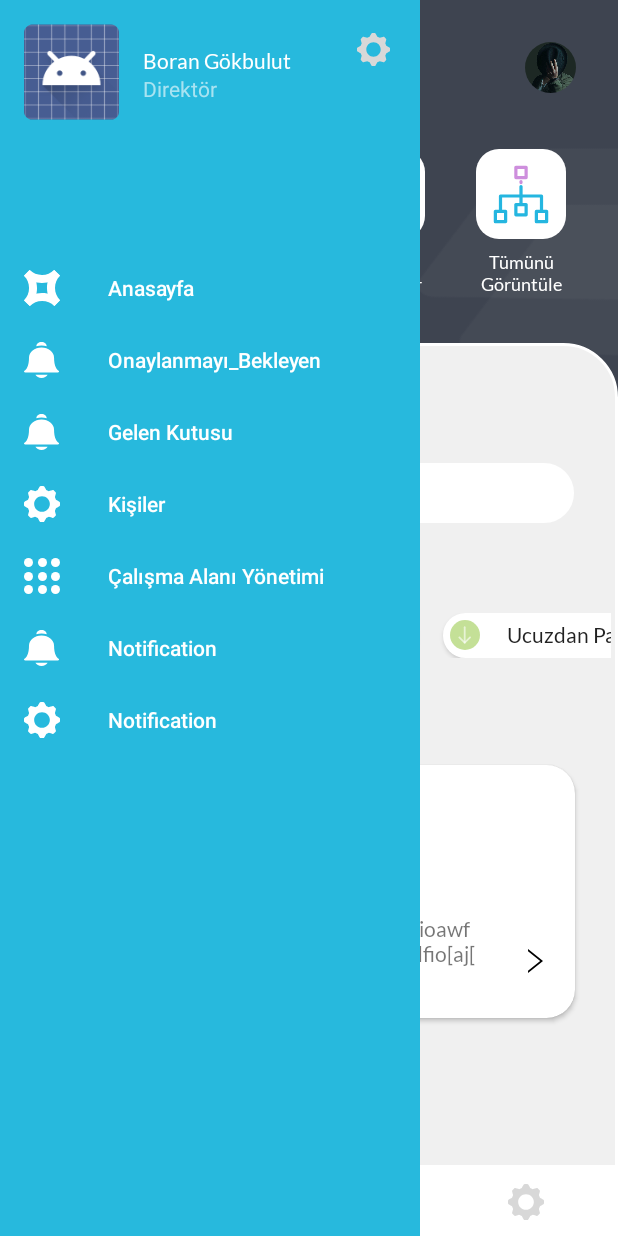
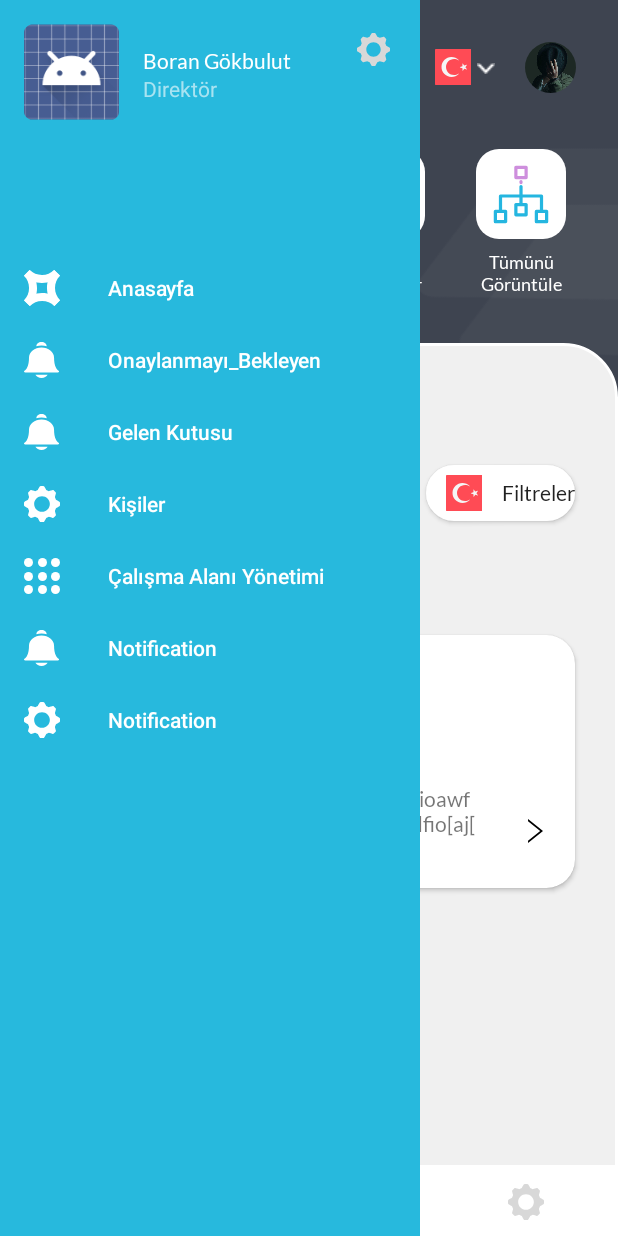
Before and after one commit to MuhammadAkkad/HR-thema, an Android app: the NavigationDrawer screen opened directly, with no data from a screen before it, on a phone screen of 412 x 824 dp. Run offline under Robolectric (Android 15) with nearby library versions, the phone set to English and light mode, and no system bars; libraries missing offline, so code that uses them is left out: com.infideap.drawerbehavior; plain views replace AdvanceDrawerLayout, RoundedImageView; 7 statements that could not run were skipped.

Commit message:
popup view activity

```diff
--- a/app/src/main/java/com/example/hr_thema/navigationDrawer/NavigationDrawer.java
+++ b/app/src/main/java/com/example/hr_thema/navigationDrawer/NavigationDrawer.java
@@ -1,11 +1,14 @@
 package com.example.hr_thema.navigationDrawer;
 
 import android.app.Activity;
+import android.app.Dialog;
 import android.graphics.Color;
+import android.graphics.drawable.ColorDrawable;
 import android.os.Bundle;
 import android.view.Gravity;
 import android.view.MenuItem;
 import android.view.View;
+import android.widget.Button;
 import android.widget.ImageView;
 
 import androidx.annotation.NonNull;
@@ -19,6 +22,7 @@ import androidx.fragment.app.FragmentTransaction;
 
 import com.example.hr_thema.R;
 import com.example.hr_thema.detail.DetailFragment;
+import com.example.hr_thema.filter.FilterActivity;
 import com.example.hr_thema.home.HomeFragment;
 import com.example.hr_thema.menu.MenuFragment;
 import com.example.hr_thema.notification.NotificationFragment;
@@ -33,6 +37,7 @@ public class NavigationDrawer extends AppCompatActivity implements OnGoingFragme
     private AdvanceDrawerLayout drawer;
     ImageView usrImg;
     BottomNavigationView bottomNavigationView;
+    View v;
 
     // set status bar icon colors to dark
     public static void setLightStatusBar(View view, Activity activity) {
@@ -50,6 +55,9 @@ public class NavigationDrawer extends AppCompatActivity implements OnGoingFragme
         // side navigation slider
         //Toolbar toolbar = findViewById(R.id.toolbar);
         //setSupportActionBar(toolbar);
+
+        v = getWindow().getDecorView().findViewById(R.id.drawer_layout);
+
         drawer = findViewById(R.id.drawer_layout);
         ActionBarDrawerToggle toggle = new ActionBarDrawerToggle(
                 this, drawer, R.string.navigation_drawer_open, R.string.navigation_drawer_close);
@@ -89,8 +97,6 @@ public class NavigationDrawer extends AppCompatActivity implements OnGoingFragme
                 return true;
             }
         });
-
-
     }
 
     @Override
@@ -128,21 +134,10 @@ public class NavigationDrawer extends AppCompatActivity implements OnGoingFragme
         FragmentManager fragmentManager = getSupportFragmentManager();
         homeFragment.openDetailShow(fragmentManager);
     }
+    Dialog dialog;
+    @Override
+    public void openFilters(View view) {
 
+    }
 
-//    @Override
-//    public boolean onCreateOptionsMenu(Menu menu) {
-//        getMenuInflater().inflate(R.menu.main, menu);
-//        return super.onCreateOptionsMenu(menu);
-//    }
-
-//    @Override
-//    public boolean onOptionsItemSelected(MenuItem item) {
-//        switch (item.getItemId()){
-//            case R.id.action_right_drawer:
-//                drawer.openDrawer(Gravity.END);
-//                return true;
-//        }
-//        return super.onOptionsItemSelected(item);
-//    }
 }
--- a/app/src/main/java/com/example/hr_thema/ongoin/OnGoingFragment.java
+++ b/app/src/main/java/com/example/hr_thema/ongoin/OnGoingFragment.java
@@ -1,12 +1,15 @@
 package com.example.hr_thema.ongoin;
 
+import android.app.Dialog;
 import android.content.Context;
+import android.graphics.drawable.ColorDrawable;
 import android.net.Uri;
 import android.os.Bundle;
 
 import androidx.annotation.NonNull;
 import androidx.annotation.Nullable;
 import androidx.cardview.widget.CardView;
+import androidx.fragment.app.DialogFragment;
 import androidx.fragment.app.Fragment;
 import androidx.fragment.app.FragmentManager;
 import androidx.fragment.app.FragmentTransaction;
@@ -39,17 +42,19 @@ public class OnGoingFragment extends Fragment {
     // TODO: Rename and change types of parameters
     private String mParam1;
     private String mParam2;
-
+    Dialog myDialog;
+    Dialog dialog;
     private OnFragmentInteractionListener mListener;
 
     public OnGoingFragment() {
         // Required empty public constructor
     }
     Button btn3;
+    Button btnFilter;
     @Override
-    public void onViewCreated(@NonNull View view, @Nullable Bundle savedInstanceState) {
-        btn3 = view.findViewById(R.id.button3);
-        btn3.getBackground().setAlpha(128);
+    public void onViewCreated(@NonNull final View view, @Nullable Bundle savedInstanceState) {
+       // btn3 = view.findViewById(R.id.button3);
+//        btn3.getBackground().setAlpha(128);
         cardView = view.findViewById(R.id.cardView);
         cardView.setOnClickListener(new View.OnClickListener() {
             @Override
@@ -58,12 +63,43 @@ public class OnGoingFragment extends Fragment {
                 listenerOnGoingFragment.openDetail();
             }
         });
+
+        btnFilter = view.findViewById(R.id.btn_filters);
+        btnFilter.setOnClickListener(new View.OnClickListener() {
+            @Override
+            public void onClick(View v) {
+                dialogShow();
+               //openFilter(v);
+               //ListenerOnGoingFragment listenerOnGoingFragment = (ListenerOnGoingFragment) getActivity();
+               //listenerOnGoingFragment.openFilters(v);
+            }
+        });
     }
 
+    public void dialogShow(){
+        View child = getLayoutInflater().inflate(R.layout.activity_filter, null);
+        myDialog.setContentView(child);
 
+        // Window window = myDialog.getWindow();
+        // WindowManager.LayoutParams wlp = window.getAttributes();
+
+        // wlp.gravity = Gravity.CENTER;
+        // window.setAttributes(wlp);
+
+        myDialog.getWindow().setBackgroundDrawable(new ColorDrawable());
+        myDialog.show();
+    }
     public interface ListenerOnGoingFragment{
         void openDetail();
+        void openFilters(View v);
     }
+
+    public void openFilter(View view){
+        dialog.setContentView(R.layout.activity_filter);
+        dialog.getWindow().setBackgroundDrawable(new ColorDrawable());
+        dialog.show();
+    }
+
     /**
      * Use this factory method to create a new instance of
      * this fragment using the provided parameters.
--- a/app/src/main/res/drawable/shapebuttonradiouswhite.xml
+++ b/app/src/main/res/drawable/shapebuttonradiouswhite.xml
@@ -9,12 +9,7 @@
         android:width="2dp"
         android:color="#FFFFFF" >
     </stroke>
-    <padding
-        android:left="5dp"
-        android:top="5dp"
-        android:right="5dp"
-        android:bottom="5dp"    >
-    </padding>
+
     <corners
         android:radius="55dp"
         >
--- /dev/null
+++ b/app/src/main/res/drawable/spinner_flag_background.xml
@@ -0,0 +1,28 @@
+<?xml version="1.0" encoding="utf-8"?>
+<selector xmlns:android="http://schemas.android.com/apk/res/android">
+    <item>
+        <layer-list>
+            <item>
+                <shape>
+                    <solid
+                        android:color="#00FFFFFF">
+                    </solid>
+
+                    <corners android:radius="55dp" />
+
+                    <padding
+                        android:bottom="10dp"
+                        android:left="10dp"
+                        android:right="10dp"
+                        android:top="10dp" />
+                    <stroke
+                        android:width="2dp"
+                        android:color="#00FFFFFF"/>
+                </shape>
+            </item>
+            <item >
+                <bitmap android:gravity="right"
+                    android:src="@drawable/dropdown" />
+            </item>
+        </layer-list></item>
+</selector>
--- a/app/src/main/res/layout/fragment_home.xml
+++ b/app/src/main/res/layout/fragment_home.xml
@@ -7,6 +7,8 @@
     android:layout_height="match_parent"
     android:background="@color/colorPrimaryDark"
     tools:context=".home.HomeActivity">
+
+
 
 
     <ImageView
@@ -20,6 +22,18 @@
         app:layout_constraintTop_toTopOf="parent"
         app:layout_constraintVertical_bias="0.0"
         app:srcCompat="@drawable/group8" />
+
+    <Spinner
+        android:id="@+id/spinner3"
+        android:layout_width="50dp"
+        android:layout_height="25dp"
+        android:layout_marginEnd="10dp"
+        android:background="@drawable/spinner_flag_background"
+        android:foreground="@drawable/ic_turkey"
+        android:foregroundGravity="left"
+        app:layout_constraintBottom_toBottomOf="@+id/img_profile_activity_login2"
+        app:layout_constraintEnd_toStartOf="@+id/img_profile_activity_login2"
+        app:layout_constraintTop_toTopOf="@+id/img_profile_activity_login2" />
 
     <ImageButton
         android:id="@+id/imageButton"
--- a/app/src/main/res/layout/fragment_on_going.xml
+++ b/app/src/main/res/layout/fragment_on_going.xml
@@ -22,123 +22,63 @@
 
     <EditText
         android:id="@+id/textView6"
-        android:layout_width="350dp"
-        android:layout_height="40dp"
+        android:layout_width="0dp"
+        android:layout_height="39dp"
         android:layout_marginTop="25dp"
+        android:layout_marginEnd="15dp"
         android:background="@drawable/shapebuttonradiouswhite"
         android:drawableLeft="@drawable/ic_search_black_24dp"
         android:drawablePadding="13dp"
+
         android:drawableTint="#D9DADC"
         android:fontFamily="@font/lato"
         android:gravity="center_horizontal|start|center_vertical"
-
         android:hint="@android:string/search_go"
         android:textColorHint="#D9DADC"
         android:textSize="14sp"
-        app:layout_constraintEnd_toEndOf="parent"
-        app:layout_constraintHorizontal_bias="0.0"
+        app:layout_constraintEnd_toStartOf="@+id/btn_filters"
         app:layout_constraintStart_toStartOf="@+id/textView5"
         app:layout_constraintTop_toBottomOf="@+id/textView5" />
 
 
-    <TextView
-        android:id="@+id/textView7"
-        android:layout_width="wrap_content"
-        android:layout_height="wrap_content"
-        android:layout_marginTop="27dp"
+    <Button
+        android:id="@+id/btn_filters"
+        android:layout_width="0dp"
+        android:layout_height="37dp"
+        android:layout_marginEnd="24dp"
+        android:background="@drawable/shapebuttonradiouswhite"
+        android:drawableLeft="@drawable/ic_turkey"
+        android:drawablePadding="13dp"
         android:fontFamily="@font/lato"
-        android:paddingBottom="8dp"
-        android:text="Filtreler :"
-        android:textColor=" #3E4450"
-        android:textSize="20sp"
-        app:layout_constraintStart_toStartOf="@+id/textView6"
-        app:layout_constraintTop_toBottomOf="@+id/textView6" />
-
-    <HorizontalScrollView
-        android:id="@+id/horizontalScrollView1"
-        android:layout_width="0dp"
-        android:layout_height="wrap_content"
-        android:scrollbars="none"
+        android:paddingLeft="13dp"
+        android:text="Filtreler"
+        android:textAllCaps="false"
+        app:layout_constraintBottom_toBottomOf="@+id/textView6"
         app:layout_constraintEnd_toEndOf="parent"
-        app:layout_constraintHorizontal_bias="1.0"
-        app:layout_constraintStart_toStartOf="parent"
-        app:layout_constraintTop_toBottomOf="@+id/textView7">
-
-        <LinearLayout
-            android:id="@+id/shapeLayout"
-            android:layout_width="fill_parent"
-            android:layout_height="match_parent">
-
-            <Button
-                android:id="@+id/button2"
-                android:layout_width="68dp"
-                android:layout_height="30dp"
-                android:layout_marginStart="28dp"
-                android:background="@drawable/shapebuttonradiouswhite"
-                android:fontFamily="@font/lato"
-                android:text="Hepsi"
-                android:textAllCaps="false" />
-
-            <Button
-                android:id="@+id/button3"
-                android:layout_width="160dp"
-                android:layout_height="30dp"
-                android:layout_marginStart="17dp"
-                android:background="@drawable/shapebuttonradiouswhite"
-                android:drawableStart="@drawable/ic_up"
-                android:fontFamily="@font/lato"
-                android:text="Pahalıdan Ucuza"
-                android:textAllCaps="false" />
-
-            <Button
-                android:id="@+id/button"
-                android:layout_width="175dp"
-                android:layout_height="30dp"
-                android:layout_marginStart="17dp"
-                android:background="@drawable/shapebuttonradiouswhite"
-                android:drawableLeft="@drawable/ic_down"
-                android:fontFamily="@font/lato"
-                android:text="Ucuzdan Pahalıya"
-                android:textAllCaps="false" />
-
-            <Button
-                android:id="@+id/button21"
-                android:layout_width="wrap_content"
-                android:layout_height="30dp"
-                android:layout_marginStart="17dp"
-                android:background="@drawable/shapebuttonradiouswhite"
-                android:drawableLeft="@drawable/ic_down"
-                android:fontFamily="@font/lato"
-                android:text="Temp"
-                android:textAllCaps="false" />
-        </LinearLayout>
-    </HorizontalScrollView>
+        app:layout_constraintTop_toTopOf="@+id/textView6" />
 
     <TextView
         android:id="@+id/textView8"
         android:layout_width="wrap_content"
         android:layout_height="wrap_content"
-        android:layout_marginTop="31dp"
+        android:layout_marginTop="25dp"
         android:fontFamily="@font/lato"
         android:text="Bugün"
         android:textColor="#A9ABB0"
         android:textSize="20sp"
-        app:layout_constraintStart_toStartOf="@+id/textView7"
-        app:layout_constraintTop_toBottomOf="@+id/horizontalScrollView1" />
+        app:layout_constraintStart_toStartOf="@+id/textView6"
+        app:layout_constraintTop_toBottomOf="@+id/textView6" />
 
     <androidx.cardview.widget.CardView
         android:id="@+id/cardView"
         android:layout_width="0dp"
         android:layout_height="wrap_content"
-        android:layout_marginTop="15dp"
+        android:layout_marginTop="25dp"
         android:layout_marginEnd="24dp"
-        android:layout_marginBottom="8dp"
         app:cardCornerRadius="19dp"
-        app:layout_constraintBottom_toBottomOf="parent"
         app:layout_constraintEnd_toEndOf="parent"
-        app:layout_constraintStart_toStartOf="@+id/textView7"
-        app:layout_constraintTop_toBottomOf="@+id/textView8"
-        app:layout_constraintVertical_bias="0.0">
+        app:layout_constraintStart_toStartOf="@+id/textView8"
+        app:layout_constraintTop_toBottomOf="@+id/textView8">
 
         <androidx.constraintlayout.widget.ConstraintLayout
             android:layout_width="337dp"
```
Also changed, not shown: app/src/main/AndroidManifest.xml (+5 -6 lines), app/src/main/java/com/example/hr_thema/filter/FilterActivity.java (added, +16 -0 lines), app/src/main/java/com/example/hr_thema/login/LoginActivity.java (+34 -41 lines), app/src/main/res/drawable/ic_dropdown.xml (deleted, +0 -12 lines), app/src/main/res/layout/activity_filter.xml (added, +85 -0 lines), app/src/main/res/layout/activity_popup_example.xml (+15 -31 lines), app/src/main/res/drawable/dropdown.png (added).
